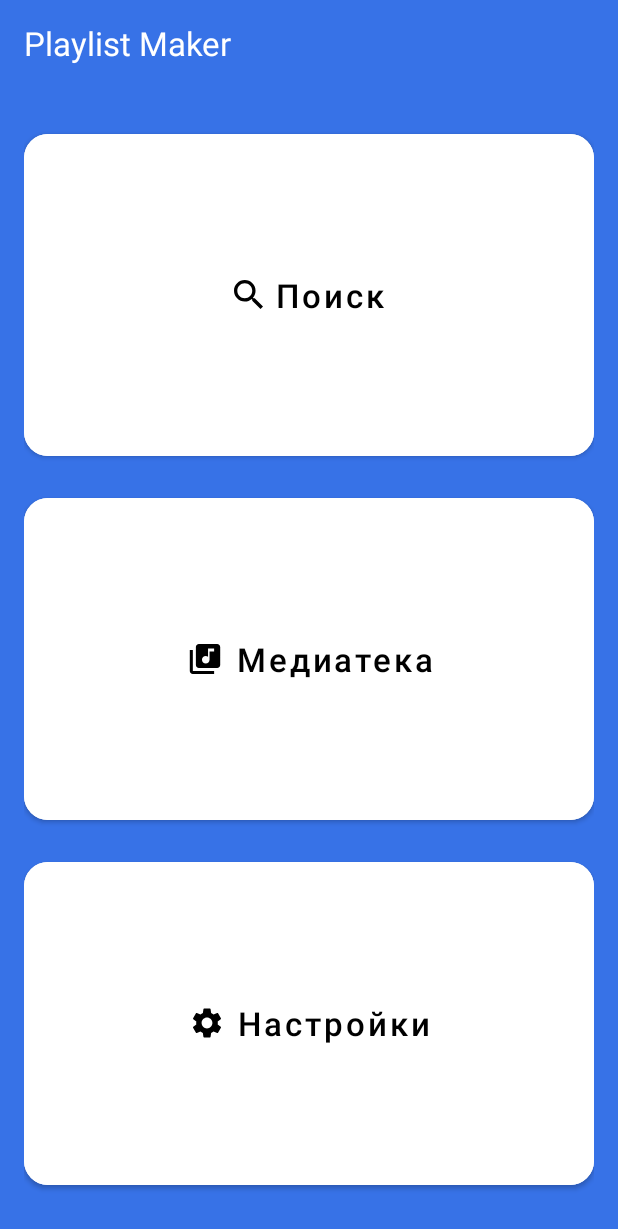
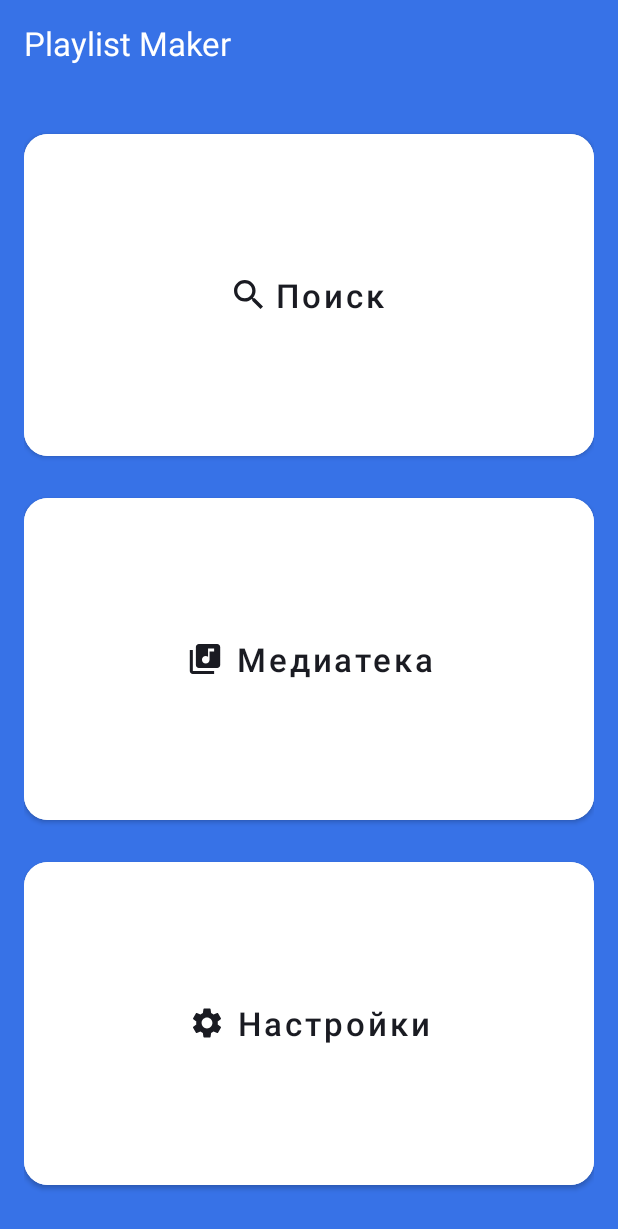
Before and after one commit to gnomakh/Playlist_Maker, an Android app: the screen it shows after launch (MainActivity), on a phone screen of 412 x 824 dp. Shown: the top 1229 px of the screen. Run offline under Robolectric (Android 15) with nearby library versions, the phone set to English and light mode, and no system bars.

Commit message:
Изменил цвет согласно макету

```diff
--- a/app/src/main/res/layout/activity_main.xml
+++ b/app/src/main/res/layout/activity_main.xml
@@ -40,11 +40,11 @@
             android:text="@string/search"
             android:textSize="@dimen/main_text_size"
             android:textAllCaps="false"
-            android:textColor="@color/black"
+            android:textColor="@color/blackish"
             app:icon="@drawable/button_search"
             app:iconGravity="textStart"
             app:iconPadding="@dimen/icon_padding"
-            app:iconTint="@color/black"/>
+            app:iconTint="@color/blackish"/>
 
         <Button
             android:id="@+id/media_button"
@@ -57,11 +57,11 @@
             android:text="@string/media"
             android:textSize="@dimen/main_text_size"
             android:textAllCaps="false"
-            android:textColor="@color/black"
+            android:textColor="@color/blackish"
             app:icon="@drawable/button_media"
             app:iconGravity="textStart"
             app:iconPadding="@dimen/icon_padding"
-            app:iconTint="@color/black"/>
+            app:iconTint="@color/blackish"/>
 
         <Button
             android:id="@+id/settings_button"
@@ -73,11 +73,11 @@
             android:text="@string/settings"
             android:textSize="@dimen/main_text_size"
             android:textAllCaps="false"
-            android:textColor="@color/black"
+            android:textColor="@color/blackish"
             app:icon="@drawable/button_settings"
             app:iconGravity="textStart"
             app:iconPadding="@dimen/icon_padding"
-            app:iconTint="@color/black"/>
+            app:iconTint="@color/blackish"/>
 
     </LinearLayout>
 
--- a/app/src/main/res/layout/activity_media.xml
+++ b/app/src/main/res/layout/activity_media.xml
@@ -28,7 +28,7 @@
             android:layout_height="wrap_content"
             android:paddingVertical="14dp"
             android:text="@string/media"
-            android:textColor="@color/black"
+            android:textColor="@color/blackish"
             android:textSize="@dimen/main_text_size" />
 
     </LinearLayout>
--- a/app/src/main/res/layout/activity_search.xml
+++ b/app/src/main/res/layout/activity_search.xml
@@ -28,7 +28,7 @@
             android:layout_height="wrap_content"
             android:paddingVertical="14dp"
             android:text="@string/search"
-            android:textColor="@color/black"
+            android:textColor="@color/blackish"
             android:textSize="@dimen/main_text_size" />
 
     </LinearLayout>
--- a/app/src/main/res/layout/activity_settings.xml
+++ b/app/src/main/res/layout/activity_settings.xml
@@ -28,7 +28,7 @@
             android:layout_height="wrap_content"
             android:paddingVertical="14dp"
             android:text="@string/settings"
-            android:textColor="@color/black"
+            android:textColor="@color/blackish"
             android:textSize="@dimen/main_text_size" />
 
     </LinearLayout>
--- a/app/src/main/res/values/colors.xml
+++ b/app/src/main/res/values/colors.xml
@@ -1,6 +1,7 @@
 <?xml version="1.0" encoding="utf-8"?>
 <resources>
-    <color name="black">#FF000000</color>
+    <color name="blackish">#1A1B22</color>
+    <color name="black">#000000</color>
     <color name="white">#FFFFFFFF</color>
     <color name="blue">#3772E7</color>
 </resources>
```
